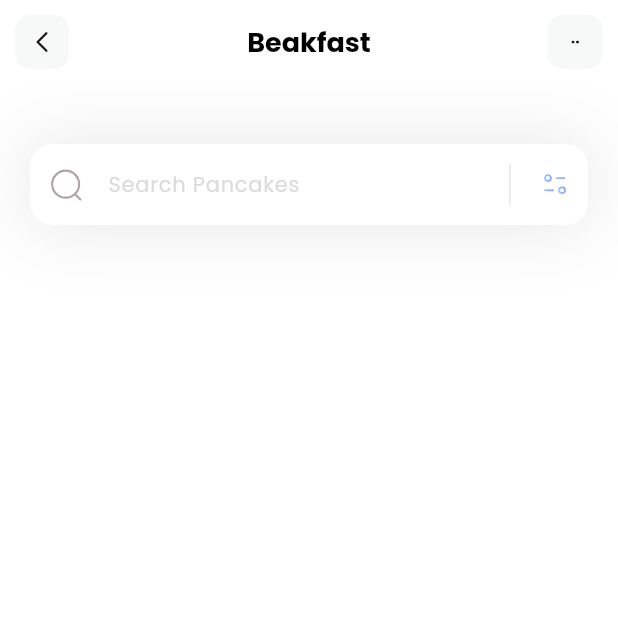
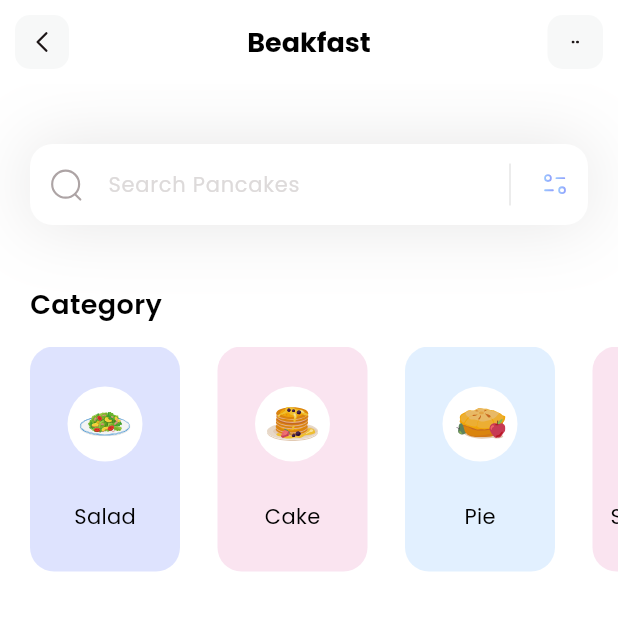
Before and after one commit to AdrianNetto/fitness-app, a Flutter app: the screen it shows after launch, on a phone screen of 412 x 824 dp, the top half of it. Run offline on Flutter 3.47's test engine with Material 3 defaults, Android fonts, the phone set to English and light mode, and no system bars; our stand-ins replace flutter_svg.

Commit message:
Add CategoryModel and integrate categories into HomePage
- Created CategoryModel to represent food categories with name, icon, and color.
- Implemented a method to retrieve a list of categories.
- Refactored HomePage to use a StatefulWidget and display categories in a horizontal ListView.
- Updated the search field layout for better UI consistency.

```diff
--- /dev/null
+++ b/lib/models/category_model.dart
@@ -0,0 +1,51 @@
+import 'package:flutter/material.dart';
+
+class CategoryModel {
+  String name;
+  String iconPath;
+  Color boxColor;
+
+  CategoryModel({
+    required this.name,
+    required this.iconPath,
+    required this.boxColor,
+  });
+
+  static List<CategoryModel> getCategories() {
+    List<CategoryModel> categories = [];
+
+    categories.add(
+      CategoryModel(
+        name: 'Salad',
+        iconPath: 'assets/icons/plate.svg',
+        boxColor: Color(0xff92A3FD),
+      ),
+    );
+
+    categories.add(
+      CategoryModel(
+        name: 'Cake',
+        iconPath: 'assets/icons/pancakes.svg',
+        boxColor: Color(0xffEEA4CE),
+      ),
+    );
+
+    categories.add(
+      CategoryModel(
+        name: 'Pie',
+        iconPath: 'assets/icons/pie.svg',
+        boxColor: Color(0xff9DCEFF),
+      ),
+    );
+
+    categories.add(
+      CategoryModel(
+        name:'Smoothies',
+        iconPath: 'assets/icons/orange-snacks.svg',
+        boxColor: Color(0xffEEA4CE)
+      )
+    );
+
+    return categories;
+  }
+}
--- a/lib/pages/home.dart
+++ b/lib/pages/home.dart
@@ -1,19 +1,104 @@
+import 'package:fitness/models/category_model.dart';
 import 'package:flutter/material.dart';
 import 'package:flutter_svg/svg.dart';
 
-class HomePage extends StatelessWidget {
-  const HomePage({super.key});
+class HomePage extends StatefulWidget {
+  HomePage({super.key});
+
+  @override
+  State<HomePage> createState() => _HomePageState();
+}
+
+class _HomePageState extends State<HomePage> {
+  List<CategoryModel> categories = [];
+
+  void _getCategories() {
+    categories = CategoryModel.getCategories();
+  }
+
+  @override
+  void initState() {
+    super.initState();
+    _getCategories();
+  }
 
   @override
   Widget build(BuildContext context) {
+    _getCategories();
     return Scaffold(
       appBar: appBar(),
       backgroundColor: Colors.white,
       body: Column(
+        crossAxisAlignment: CrossAxisAlignment.start,
         children: [
           _searchField(),
+          SizedBox(height: 40),
+          _categorySection(),
         ],
       ),
+    );
+  }
+
+  Column _categorySection() {
+    return Column(
+          crossAxisAlignment: CrossAxisAlignment.start,
+          children: [
+            Padding(
+              padding: const EdgeInsets.only(left: 20),
+              child: Text(
+                'Category',
+                style: TextStyle(
+                  color: Colors.black,
+                  fontSize: 18,
+                  fontWeight: FontWeight.w600,
+                ),
+              ),
+            ),
+            SizedBox(height: 15),
+            SizedBox(
+              height: 150,
+              child: ListView.separated(
+                itemCount: categories.length,
+                scrollDirection: Axis.horizontal,
+                padding: EdgeInsets.only(left: 20, right: 20),
+                separatorBuilder: (context, index) => SizedBox(width: 25),
+                itemBuilder: (content, index) {
+                  return Container(
+                    width: 100,
+                    decoration: BoxDecoration(
+                      color: categories[index].boxColor.withValues(alpha: .3),
+                      borderRadius: BorderRadius.circular(16),
+                    ),
+                    child: Column(
+                      mainAxisAlignment: MainAxisAlignment.spaceEvenly,
+                      children: [
+                        Container(
+                          width: 50,
+                          height: 50,
+                          decoration: BoxDecoration(
+                            color: Colors.white,
+                            shape: BoxShape.circle,
+                          ),
+                          child: Padding(
+                            padding: const EdgeInsets.all(8.0),
+                            child: SvgPicture.asset(categories[index].iconPath),
+                          )
+                        ),
+                        Text(
+                          categories[index].name,
+                          style: TextStyle(
+                            fontWeight: FontWeight.w400,
+                            color: Colors.black,
+                            fontSize: 14
+                          ),
+                        )
+                      ],
+                    ),
+                  );
+                },
+              ),
+            ),
+          ],
         );
   }
 
@@ -35,10 +120,7 @@ class HomePage extends StatelessWidget {
           fillColor: Colors.white,
           contentPadding: EdgeInsets.all(15),
           hintText: 'Search Pancakes',
-              hintStyle: TextStyle(
-                color: Color(0xffDDDADA),
-                fontSize: 14
-              ),
+          hintStyle: TextStyle(color: Color(0xffDDDADA), fontSize: 14),
           prefixIcon: Padding(
             padding: const EdgeInsets.all(12),
             child: SvgPicture.asset('assets/icons/Search.svg'),
```
Also changed, not shown: assets/icons/orange-snacks.svg (added), assets/icons/pancakes.svg (added), assets/icons/pie.svg (added), assets/icons/plate.svg (added). Lines whose indentation alone changed are shown as unchanged.
